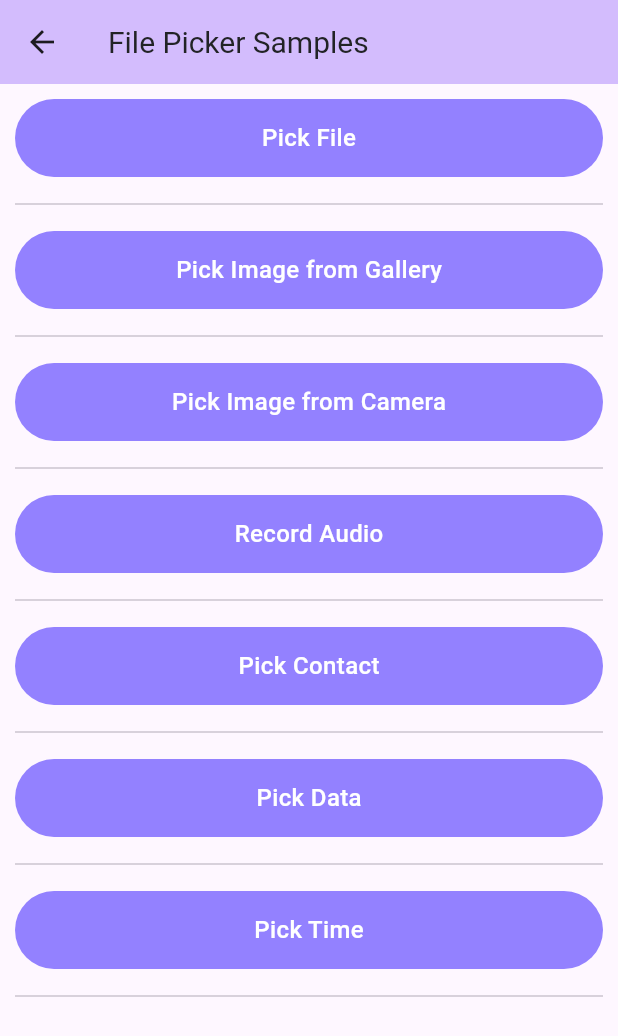
After one commit to Danish-Git/universal_flutter_utils, a Flutter app: the FilePicker screen opened directly, after a tap on "Pick Image from Camera", on a phone screen of 412 x 824 dp. The commit adds this screen. Shown: the top 1036 px of the screen. Run offline on Flutter 3.47's test engine with Material 3 defaults, Android fonts, the phone set to English and light mode, and no system bars; our stand-ins replace dio, file_picker, flutter_native_contact_picker, get, get_storage, image_picker and 2 more; missing offline and left inert: audio_waveforms; accounts and stored records are empty.

Commit message:
Implemented file selection

```diff
--- /dev/null
+++ b/example/lib/file_picker/controller.dart
@@ -0,0 +1,45 @@
+
+
+import 'package:get/get.dart';
+import 'package:image_picker/image_picker.dart';
+import 'package:universal_flutter_utils/universal_flutter_utils.dart';
+
+class FilePickerController extends GetxController {
+
+  RxString filePath = RxString("");
+  RxString imagePathFromGallery = RxString("");
+  RxString imagePath = RxString("");
+  RxString audioPath = RxString("");
+  RxString contact = RxString("");
+  RxString date = RxString("");
+  RxString time = RxString("");
+
+
+  Future<void> pickFile() async {
+    filePath.value = await UFUtils.picker.selectDocument() ?? "";
+  }
+
+  Future<void> pickImageFromGallery() async {
+    List<XFile> fileList = await UFUtils.picker.selectImageFromGallery();
+    if(fileList.isNotEmpty) imagePathFromGallery.value = fileList.first.path;
+  }
+
+  Future<void> pickImageFromCamera() async {
+    List<XFile> fileList = await UFUtils.picker.captureImageFromCamera();
+    if(fileList.isNotEmpty) imagePath.value = fileList.first.path;
+  }
+
+  Future<void> recordAudio() async {
+    audioPath.value = await UFUtils.picker.recordAudio() ?? "";
+  }
+
+  Future<void> pickContact() async {
+    contact.value = await UFUtils.picker.selectContacts() ?? "";
+  }
+
+  void pickDate() {
+  }
+
+  void pickTime() {
+  }
+}
--- /dev/null
+++ b/example/lib/file_picker/index.dart
@@ -0,0 +1,88 @@
+import 'package:flutter/material.dart';
+import 'package:get/get.dart';
+import 'package:universal_flutter_utils/universal_flutter_utils.dart';
+
+import 'controller.dart';
+
+class FilePicker extends StatelessWidget {
+  const FilePicker({super.key});
+
+  @override
+  Widget build(BuildContext context) {
+    return GetBuilder<FilePickerController>(
+      global: false,
+      init: FilePickerController(),
+      builder: (controller) => Scaffold(
+        appBar: AppBar(
+          backgroundColor: Theme.of(context).colorScheme.inversePrimary,
+          title: UFUText(text: "File Picker Samples", textSize: UFUTextSize.heading1),
+        ),
+        body: Obx(()=> SafeArea(
+          child: SingleChildScrollView(
+            padding: const EdgeInsets.all(10),
+            child: Column(
+              mainAxisAlignment: MainAxisAlignment.start,
+              children: [
+                UFUButton(text: "Pick File", onPressed: controller.pickFile),
+                ...divider(),
+                if(controller.filePath.value.isNotEmpty)
+                  ...[
+                    UFUText(text: controller.filePath.value),
+                    ...divider(),
+                  ],
+                UFUButton(text: "Pick Image from Gallery", onPressed: controller.pickImageFromGallery),
+                ...divider(),
+                if(controller.imagePathFromGallery.value.isNotEmpty)
+                  ...[
+                    UFUText(text: controller.imagePathFromGallery.value),
+                    ...divider(),
+                  ],
+                UFUButton(text: "Pick Image from Camera", onPressed: controller.pickImageFromCamera),
+                ...divider(),
+                if(controller.imagePath.value.isNotEmpty)
+                  ...[
+                    UFUText(text: controller.imagePath.value),
+                    ...divider(),
+                  ],
+                UFUButton(text: "Record Audio", onPressed: controller.recordAudio),
+                ...divider(),
+                if(controller.audioPath.value.isNotEmpty)
+                  ...[
+                    UFUText(text: controller.audioPath.value),
+                    ...divider(),
+                  ],
+                UFUButton(text: "Pick Contact", onPressed: controller.pickContact),
+                ...divider(),
+                if(controller.contact.value.isNotEmpty)
+                  ...[
+                    UFUText(text: controller.contact.value),
+                    ...divider(),
+                  ],
+                UFUButton(text: "Pick Data", onPressed: controller.pickDate),
+                ...divider(),
+                if(controller.date.value.isNotEmpty)
+                  ...[
+                    UFUText(text: controller.date.value),
+                    ...divider(),
+                  ],
+                UFUButton(text: "Pick Time", onPressed: controller.pickTime),
+                ...divider(),
+                if(controller.time.value.isNotEmpty)
+                  ...[
+                    UFUText(text: controller.time.value),
+                    ...divider(),
+                  ],
+              ],
+            ),
+          ),
+        )),
+      ),
+    );
+  }
+
+  List<Widget> divider() => [
+    SizedBox(height: 10),
+    Divider(),
+    SizedBox(height: 10),
+  ];
+}
--- a/example/lib/main.dart
+++ b/example/lib/main.dart
@@ -3,6 +3,7 @@ import 'package:get/get.dart';
 import 'package:universal_flutter_utils/universal_flutter_utils.dart';
 
 import 'api_calls/view/index.dart';
+import 'file_picker/index.dart';
 import 'widgets/index.dart';
 
 void main() {
@@ -63,6 +64,8 @@ class MyHomePage extends StatelessWidget {
               ...divider(),
               UFUButton(text: "API Sample Call's", onPressed: () => Get.to(APISampleCalls())),
               ...divider(),
+              UFUButton(text: "File Picker", onPressed: () => Get.to(FilePicker())),
+              ...divider(),
             ],
           ),
         ),
--- /dev/null
+++ b/lib/models/contact.dart
@@ -0,0 +1,47 @@
+import 'package:flutter_native_contact_picker/model/contact.dart';
+
+class ContactModel {
+/*
+{
+  "fullName": "fullName",
+  "phoneNumbers": [
+    "9876543216"
+  ]
+}
+*/
+
+  String? fullName;
+  List<String?>? phoneNumbers;
+
+  ContactModel({
+    this.fullName,
+    this.phoneNumbers,
+  });
+
+  ContactModel.fromJson(Map<String, dynamic> json) {
+    fullName = json['fullName']?.toString();
+    if (json['phoneNumbers'] != null && (json['phoneNumbers'] is List)) {
+      phoneNumbers = <String>[];
+      json['phoneNumbers'].forEach((v) {
+        phoneNumbers?.add(v.toString());
+      });
+    }
+  }
+
+  ContactModel.fromContacts(Contact? contact) {
+    fullName = contact?.fullName;
+    phoneNumbers = contact?.phoneNumbers;
+  }
+
+  Map<String, dynamic> toJson() {
+    final data = <String, dynamic>{};
+    data['fullName'] = fullName;
+    if (phoneNumbers != null) {
+      data['phoneNumbers'] = [];
+      for (var v in phoneNumbers!) {
+        data['phoneNumbers'].add(v);
+      }
+    }
+    return data;
+  }
+}
--- a/lib/utils/file_picker/index.dart
+++ b/lib/utils/file_picker/index.dart
@@ -1,21 +1,28 @@
+import 'dart:convert';
+import 'dart:io';
+
+import 'package:audio_waveforms/audio_waveforms.dart';
 import 'package:file_picker/file_picker.dart';
+import 'package:flutter/services.dart';
+import 'package:flutter_native_contact_picker/flutter_native_contact_picker.dart';
+import 'package:flutter_native_contact_picker/model/contact.dart';
+import 'package:image_picker/image_picker.dart';
+import 'package:permission_handler/permission_handler.dart';
 import 'package:universal_flutter_utils/universal_flutter_utils.dart';
+
+import 'package:image/image.dart' as img;
+import 'package:path/path.dart' as path;
+
+import '../../models/contact.dart';
+import 'audio_file_handeling/index.dart';
 
 class UFFilePickerUtil {
 
-  Future<void> selectDocument() async {
+  Future<String?> selectDocument() async {
 
     if (!(await UFUtils.permissionUtils.getStoragePermission())) {
-
-      showUFUBottomSheet(child: (UFUBottomSheetController controller) => UFUConfirmationDialog(
-        title: "Permission Denied",
-        subTitle: "This action requires additional permissions. Please enable the necessary permissions in your device settings",
-        type: UFUConfirmationDialogType.message,
-        suffixBtnText: "Go to Settings",
-        onTapSuffix: () {
-        },
-      ));
-      return;
+      await permissionDeniedDialogue();
+      return null;
     }
 
     // Pick a file with allowed extensions
@@ -33,11 +40,131 @@ class UFFilePickerUtil {
       ], // Add your desired extensions
     );
 
-    String? mFile;
+    String? filePath;
     if (result != null) {
-      mFile = result.files.single.path;
+      filePath = result.files.single.path;
     } else {
-      mFile = null;
+      filePath = null;
+    }
+    return filePath;
+  }
+
+  Future<List<XFile>> selectImageFromGallery({bool selectMultiple = false}) async {
+    return await _pickImageFile(
+      source: ImageSource.gallery,
+      compress: true,
+      multiple: selectMultiple,
+    );
+  }
+
+  Future<List<XFile>> captureImageFromCamera({bool selectMultiple = false}) async {
+
+    try {
+
+      if (!(await UFUtils.permissionUtils.getCameraPermission())) {
+        await permissionDeniedDialogue();
+        return [];
+      }
+
+      final value = await _pickImageFile(
+        source: ImageSource.camera,
+        compress: true,
+        multiple: selectMultiple,
+      );
+      return value;
+    } catch (e, stacktrace) {
+      rethrow;
+    }
+
+  }
+
+  Future<dynamic> recordAudio() async {
+    try {
+      if (!(await UFUtils.permissionUtils.getMicrophonePermission())) {
+        await permissionDeniedDialogue();
+        return null;
+      }
+      return await ShowRecordingDialog();
+    } catch (e) {
+      rethrow;
     }
   }
+
+  Future<String?> selectContacts() async {
+    ///   Check contact permission
+    if (Platform.isAndroid) {
+      if (!(await UFUtils.permissionUtils.getContactsPermission())) {
+        await permissionDeniedDialogue();
+        return null;
+      }
+    }
+
+    Contact? selectedContact = await FlutterNativeContactPicker().selectContact();
+
+    if (selectedContact != null) {
+      ContactModel? contact = ContactModel.fromContacts(selectedContact);
+      return jsonEncode(contact.toJson());
+    }
+    return null;
+  }
+
+
+  Future<List<XFile>> _pickImageFile({required ImageSource source, bool multiple = false, bool compress = false}) async {
+    List<XFile> files = <XFile>[];
+    try {
+      if (!multiple) {
+        final XFile? file = await ImagePicker().pickImage(source: source);
+        files.clear();
+        if (compress && file != null) {
+          final compressedFile = await _compressImage(file);
+          files.add(compressedFile);
+        } else {
+          if (file != null) files.add(file);
+        }
+      } else {
+        final List<XFile> filesX = await ImagePicker().pickMultiImage();
+        files.clear();
+        files.addAll(filesX);
+      }
+    } on PlatformException catch (e) {
+      rethrow;
+    }
+
+    return files;
+  }
+
+  Future<XFile> _compressImage(XFile file) async {
+    // Read the image from the XFile
+    final imageFile = File(file.path);
+    final image = img.decodeImage(await imageFile.readAsBytes());
+
+    if (image == null) {
+      throw Exception("Failed to decode image.");
+    }
+
+    // Resize the image to a smaller size (optional)
+    final resizedImage = img.copyResize(image, width: 600);
+
+    // Compress the image
+    final compressedImageBytes = img.encodeJpg(resizedImage, quality: 85);
+
+    // Write the compressed image to a new file
+    final compressedImagePath = path.join(path.dirname(file.path), 'compressed_${path.basename(file.path)}');
+    final compressedImageFile = File(compressedImagePath);
+    await compressedImageFile.writeAsBytes(compressedImageBytes);
+
+    // Return the compressed image as XFile
+    return XFile(compressedImagePath);
+  }
+
+  Future<void> permissionDeniedDialogue() async {
+    await showUFUBottomSheet(child: (UFUBottomSheetController controller) => UFUConfirmationDialog(
+      title: "Permission Denied",
+      subTitle: "This action requires additional permissions. Please enable the necessary permissions in your device settings",
+      type: UFUConfirmationDialogType.message,
+      suffixBtnText: "Go to Settings",
+      onTapSuffix: () async => await openAppSettings(),
+    ));
+  }
+
 }
--- a/lib/utils/index.dart
+++ b/lib/utils/index.dart
@@ -1,6 +1,8 @@
+import 'package:flutter/cupertino.dart';
 import 'package:universal_flutter_utils/utils/app_config/index.dart';
 
 import 'date_time/index.dart';
+import 'file_picker/index.dart';
 import 'form_validator/index.dart';
 import 'permissions/index.dart';
 import 'shared_preferences/index.dart';
@@ -41,4 +43,6 @@ class UFUtils {
   ///   Animation Transition Duration
   static const int transitionDuration = 150;
 
+  static UFFilePickerUtil picker = UFFilePickerUtil();
+
 }
--- a/lib/widgets/bottom_sheet/index.dart
+++ b/lib/widgets/bottom_sheet/index.dart
@@ -107,7 +107,10 @@ Future<dynamic> showUFUDialog({
 
   return await Get.dialog(
     UFUPopUpBuilder(
-      child: child,
+      child: (controller) => Center(
+        child: Material(
+          color: Colors.transparent,
+          child: child.call(controller))),
       allowFullWidth: allowFullWidth,
       enableInsets: enableInsets,
     ),
```
Also changed, not shown: lib/utils/file_picker/audio_file_handeling/controller.dart (added, +42 -0 lines), lib/utils/file_picker/audio_file_handeling/index.dart (added, +52 -0 lines), lib/utils/permissions/index.dart (+7 -1 lines), pubspec.yaml (+6 -1 lines), example/pubspec.lock, 9 other files.
